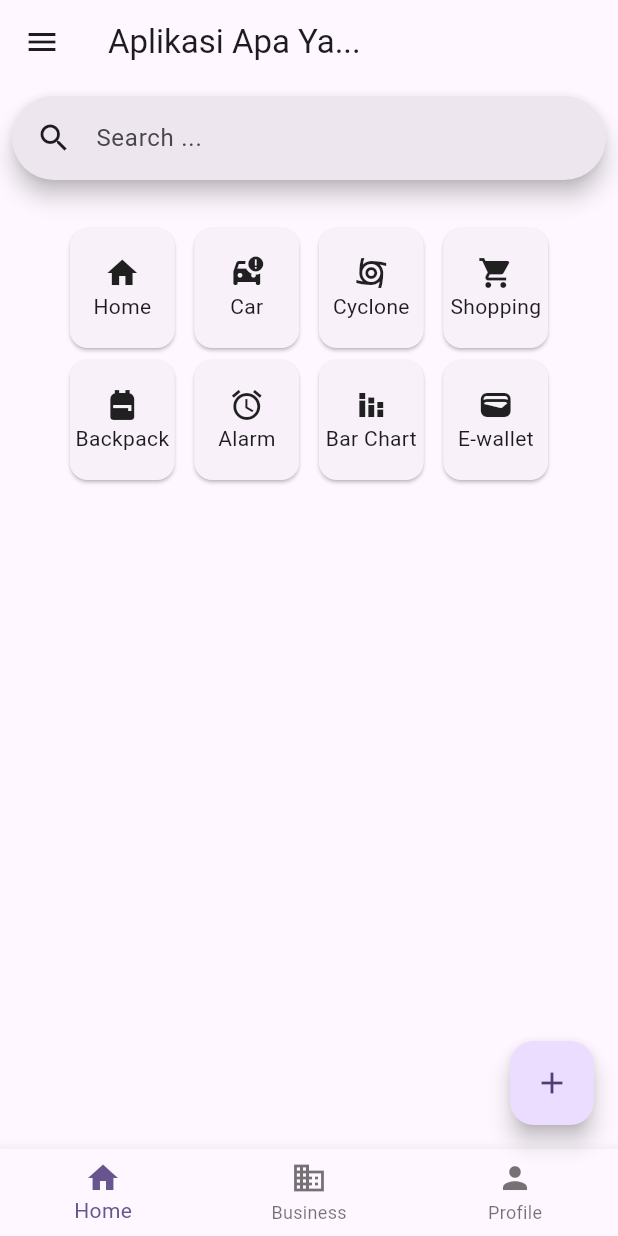
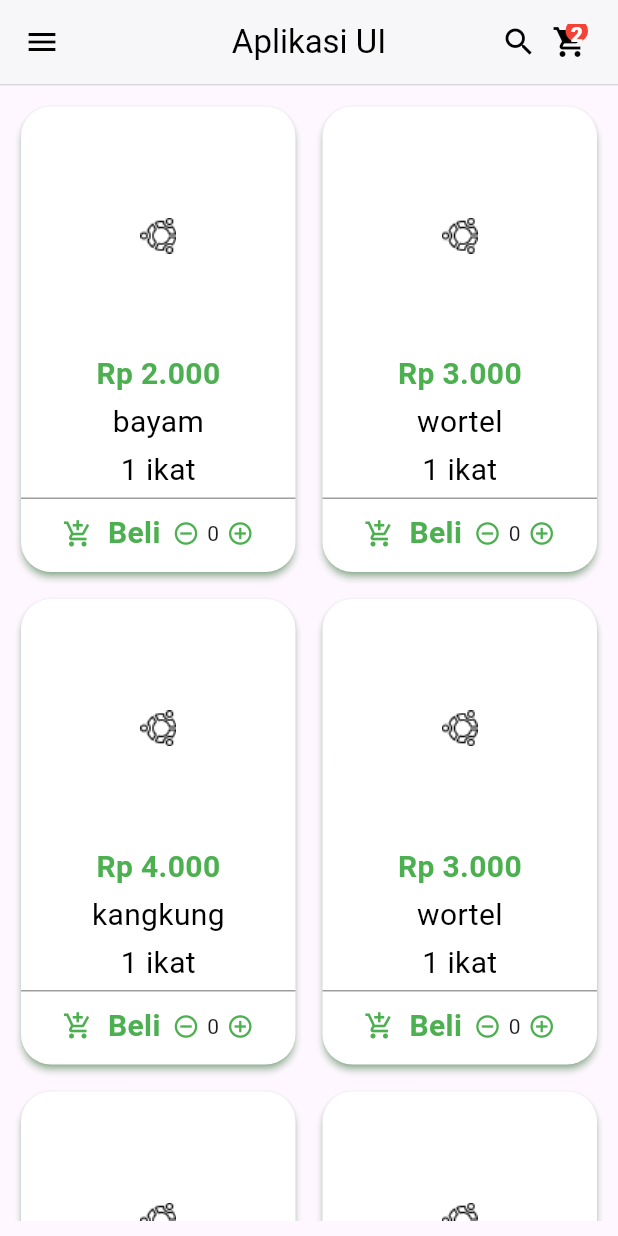
Before and after one commit to abdurrahman086/Ui_flutter, a Flutter app: the screen it shows after launch, on a phone screen of 412 x 824 dp. Run offline on Flutter 3.47's test engine with Material 3 defaults, Android fonts, the phone set to English and light mode, and no system bars.

Commit message:
ganti ke UI lain

```diff
--- a/lib/main.dart
+++ b/lib/main.dart
@@ -1,5 +1,7 @@
 import 'package:flutter/material.dart';
-import 'pages/home.dart';
+import 'package:ui_ku/pages/data.dart';
+import 'package:ui_ku/pages/item_widget.dart';
+// import 'pages/home.dart';
 
 void main() {
   runApp(const MyApp());
@@ -17,7 +19,104 @@ class MyApp extends StatelessWidget {
         colorScheme: ColorScheme.fromSeed(seedColor: Colors.deepPurple),
         useMaterial3: true,
       ),
-      home: const MyHome(),
+      home: const MainPage(),
     );
   }
 }
+
+class MainPage extends StatefulWidget {
+  const MainPage({super.key});
+
+  @override
+  State<MainPage> createState() => _MainPageState();
+}
+
+class _MainPageState extends State<MainPage> {
+  final data = Product('bayam', '2.000', '1 ikat', 'assets/img1.png',
+      'secara umum kita akan belajar berusaha untuk bangkit dari kegagalan');
+  @override
+  Widget build(BuildContext context) {
+    return Scaffold(
+      appBar: AppBar(
+        elevation: 1,
+        backgroundColor: Colors.white,
+        leading: const Icon(
+          Icons.menu,
+          color: Colors.black,
+        ),
+        title: const Text(
+          'Aplikasi UI',
+          style: TextStyle(color: Colors.black),
+        ),
+        centerTitle: true,
+        bottom: PreferredSize(
+          preferredSize: const Size.fromHeight(1),
+          child: Container(
+            color: Colors.black12,
+            height: 1,
+          ),
+        ),
+        actions: [
+          Row(
+            children: [
+              const Icon(
+                Icons.search,
+                color: Colors.black,
+              ),
+              const SizedBox(
+                width: 10,
+              ),
+              Stack(
+                children: [
+                  const Icon(
+                    Icons.shopping_cart,
+                    color: Colors.black,
+                  ),
+                  Positioned(
+                    top: -3,
+                    right: 0,
+                    child: Container(
+                      height: 15,
+                      width: 15,
+                      decoration: const BoxDecoration(
+                        color: Colors.red,
+                        shape: BoxShape.circle,
+                      ),
+                      child: const Center(
+                        child: Text(
+                          '2',
+                          style: TextStyle(
+                            color: Colors.white,
+                            fontWeight: FontWeight.w800,
+                          ),
+                        ),
+                      ),
+                    ),
+                  )
+                ],
+              )
+            ],
+          ),
+          const SizedBox(
+            width: 20,
+          )
+        ],
+      ),
+      body: Container(
+        padding: const EdgeInsets.all(10),
+        child: GridView.builder(
+          gridDelegate: const SliverGridDelegateWithFixedCrossAxisCount(
+            crossAxisCount: 2,
+            mainAxisSpacing: 10,
+            crossAxisSpacing: 10,
+            childAspectRatio: 0.6,
+          ),
+          itemBuilder: (context, index) {
+            return itemWidget(product: allData[index]);
+          },
+          itemCount: allData.length,
+        ),
+      ),
+    );
+  }
+}
--- /dev/null
+++ b/lib/pages/data.dart
@@ -0,0 +1,30 @@
+class Product {
+  final String name;
+  final String price;
+  final String quantity;
+  final String image;
+  final String description;
+
+  Product(
+    this.name,
+    this.price,
+    this.quantity,
+    this.image,
+    this.description,
+  );
+}
+
+final List<Product> allData = [
+  Product('bayam', '2.000', '1 ikat', 'assets/img1.png',
+      'secara umum kita akan belajar berusaha untuk bangkit dari kegagalan'),
+  Product('wortel', '3.000', '1 ikat', 'assets/img1.png',
+      'secara umum kita akan belajar berusaha untuk bangkit dari kegagalan'),
+  Product('kangkung', '4.000', '1 ikat', 'assets/img1.png',
+      'secara umum kita akan belajar berusaha untuk bangkit dari kegagalan'),
+  Product('wortel', '3.000', '1 ikat', 'assets/img1.png',
+      'secara umum kita akan belajar berusaha untuk bangkit dari kegagalan'),
+  Product('kangkung', '4.000', '1 ikat', 'assets/img1.png',
+      'secara umum kita akan belajar berusaha untuk bangkit dari kegagalan'),
+  Product('wortel', '3.000', '1 ikat', 'assets/img1.png',
+      'secara umum kita akan belajar berusaha untuk bangkit dari kegagalan'),
+];
--- /dev/null
+++ b/lib/pages/item_widget.dart
@@ -0,0 +1,115 @@
+import 'package:flutter/material.dart';
+import 'package:ui_ku/pages/data.dart';
+
+class itemWidget extends StatelessWidget {
+  const itemWidget({
+    Key? key,
+    required this.product,
+  }) : super(key: key);
+  final Product product;
+
+  @override
+  Widget build(BuildContext context) {
+    return Card(
+      elevation: 2,
+      shadowColor: Colors.green,
+      color: Colors.white,
+      shape: RoundedRectangleBorder(
+        borderRadius: BorderRadius.circular(20),
+      ),
+      child: Column(
+        mainAxisAlignment: MainAxisAlignment.center,
+        children: [
+          Hero(
+            tag: product.image,
+            child: SizedBox(
+              width: 150,
+              child: Image.asset(product.image),
+            ),
+          ),
+          SizedBox(
+            height: 3,
+          ),
+          Text(
+            'Rp ${product.price}',
+            style: const TextStyle(
+                color: Colors.green, fontSize: 20, fontWeight: FontWeight.w600),
+          ),
+          const SizedBox(
+            height: 3,
+          ),
+          Text(product.name,
+              style: const TextStyle(
+                color: Colors.black,
+                fontSize: 20,
+              )),
+          const SizedBox(
+            height: 3,
+          ),
+          Text(
+            product.quantity,
+            style: const TextStyle(
+              color: Colors.black,
+              fontSize: 20,
+            ),
+          ),
+          const SizedBox(
+            height: 3,
+          ),
+          const Divider(
+            height: 2,
+            color: Colors.grey,
+          ),
+          const SizedBox(
+            height: 8,
+          ),
+          Row(
+            mainAxisAlignment: MainAxisAlignment.center,
+            children: <Widget>[
+              Row(
+                children: [
+                  Icon(
+                    Icons.add_shopping_cart,
+                    size: 20,
+                    color: Colors.green,
+                  ),
+                  const SizedBox(
+                    width: 10,
+                  ),
+                  Text(
+                    'Beli',
+                    style: TextStyle(
+                        color: Colors.green,
+                        fontSize: 20,
+                        fontWeight: FontWeight.w600),
+                  ),
+                ],
+              ),
+              SizedBox(
+                width: 8,
+              ),
+              Row(
+                children: const [
+                  Icon(
+                    Icons.remove_circle_outline,
+                    size: 18,
+                    color: Colors.green,
+                  ),
+                  Padding(
+                    padding: EdgeInsets.symmetric(horizontal: 5),
+                    child: Text('0'),
+                  ),
+                  Icon(
+                    Icons.add_circle_outline,
+                    size: 18,
+                    color: Colors.green,
+                  ),
+                ],
+              )
+            ],
+          ),
+        ],
+      ),
+    );
+  }
+}
--- a/pubspec.yaml
+++ b/pubspec.yaml
@@ -59,8 +59,8 @@ flutter:
   uses-material-design: true
 
   # To add assets to your application, add an assets section, like this:
-  # assets:
-  #   - images/a_dot_burr.jpeg
+  assets:
+    - assets/
   #   - images/a_dot_ham.jpeg
 
   # An image asset can refer to one or more resolution-specific "variants", see
```
Also changed, not shown: assets/img1.png (added), assets/img2.png (added), assets/img3.png (added), assets/img4.png (added), assets/img5.png (added).
